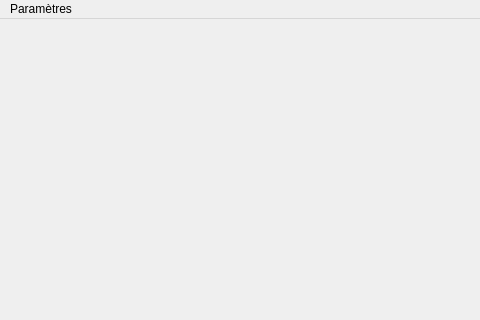
Before: the Qt Designer form mainwindow.ui in alextnlr/ShareCount, drawn with Qt 5; both pictures show x 0 to 480 and y 0 to 320 of the 800 by 627 pixel window.
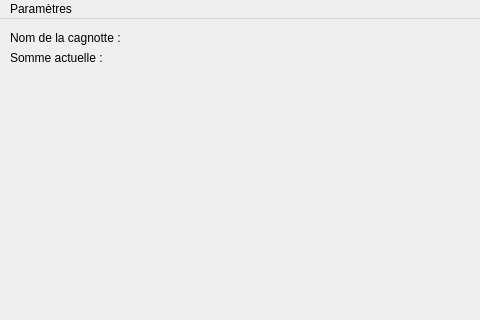
After: the same form once the commit is applied. The open tabs and pages were chosen to show the change.

Commit message: tentative d'avancement sur la page de cagnotte

```diff
--- a/mainwindow.ui
+++ b/mainwindow.ui
@@ -200,7 +200,34 @@
       </property>
      </widget>
     </widget>
-    <widget class="QWidget" name="page_3"/>
+    <widget class="QWidget" name="page_3">
+     <widget class="QLabel" name="labelNomCagnotte">
+      <property name="geometry">
+       <rect>
+        <x>10</x>
+        <y>10</y>
+        <width>271</width>
+        <height>17</height>
+       </rect>
+      </property>
+      <property name="text">
+       <string>Nom de la cagnotte :</string>
+      </property>
+     </widget>
+     <widget class="QLabel" name="labelSomme">
+      <property name="geometry">
+       <rect>
+        <x>10</x>
+        <y>30</y>
+        <width>181</width>
+        <height>17</height>
+       </rect>
+      </property>
+      <property name="text">
+       <string>Somme actuelle :</string>
+      </property>
+     </widget>
+    </widget>
    </widget>
   </widget>
   <widget class="QMenuBar" name="menuBar">
```
The commit also changes 6 other files.
